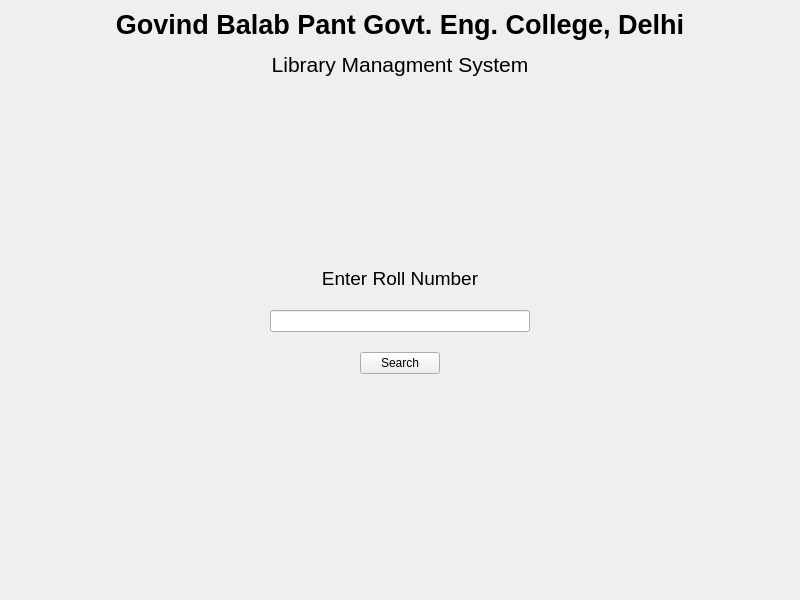
Before: the Qt Designer form ui/main.ui in itsManjeet/LibraryManagmentSystem, drawn with Qt 5.
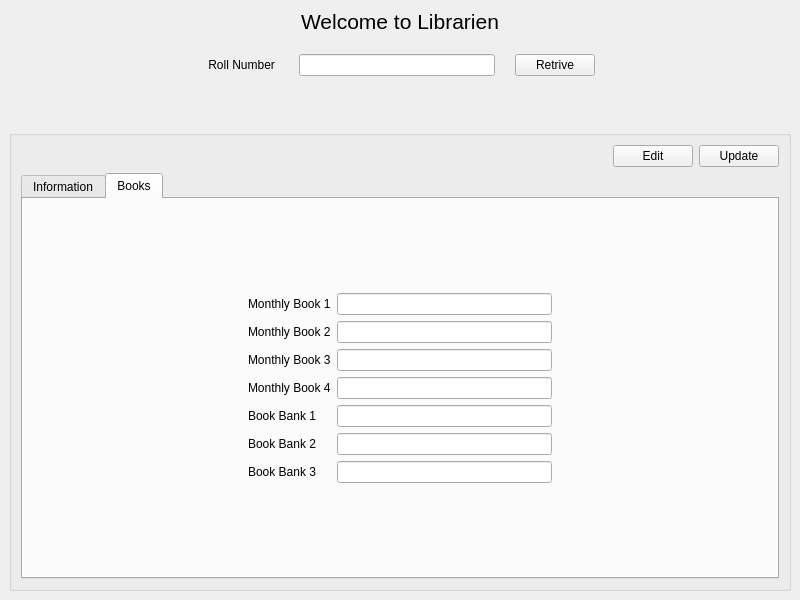
After: the same form once the commit is applied.

Commit message: Unified Interface

```diff
--- a/ui/main.ui
+++ b/ui/main.ui
@@ -19,39 +19,8 @@
      <number>20</number>
     </property>
     <item>
-     <widget class="QLabel" name="label">
-      <property name="text">
-       <string>&lt;html&gt;&lt;head/&gt;&lt;body&gt;&lt;p align=&quot;center&quot;&gt;&lt;span style=&quot;font-size:20pt; font-weight:600;&quot;&gt;Govind Balab Pant Govt. Eng. College, Delhi&lt;/span&gt;&lt;/p&gt;&lt;p  align=&quot;center&quot;&gt;&lt;span style=&quot; font-size:16pt;&quot;&gt;Library Managment System&lt;/span&gt;&lt;/p&gt;&lt;/body&gt;&lt;/html&gt;</string>
-      </property>
-     </widget>
-    </item>
-    <item>
-     <spacer name="verticalSpacer">
-      <property name="orientation">
-       <enum>Qt::Vertical</enum>
-      </property>
-      <property name="sizeHint" stdset="0">
-       <size>
-        <width>20</width>
-        <height>40</height>
-       </size>
-      </property>
-     </spacer>
-    </item>
-    <item>
-     <layout class="QHBoxLayout" name="horizontalLayout">
-      <item>
-       <widget class="QLabel" name="label_2">
-        <property name="text">
-         <string>&lt;html&gt;&lt;head/&gt;&lt;body&gt;&lt;p align=&quot;center&quot;&gt;&lt;span style=&quot; font-size:14pt;&quot;&gt;Enter Roll Number&lt;/span&gt;&lt;/p&gt;&lt;/body&gt;&lt;/html&gt;</string>
-        </property>
-       </widget>
-      </item>
-     </layout>
-    </item>
-    <item>
-     <layout class="QHBoxLayout" name="horizontalLayout_2">
-      <item>
+     <layout class="QGridLayout" name="gridLayout_2">
+      <item row="1" column="0">
        <spacer name="horizontalSpacer">
         <property name="orientation">
          <enum>Qt::Horizontal</enum>
@@ -64,14 +33,14 @@
         </property>
        </spacer>
       </item>
-      <item>
-       <widget class="QLineEdit" name="rollbox">
-        <property name="alignment">
-         <set>Qt::AlignCenter</set>
+      <item row="1" column="3">
+       <widget class="QPushButton" name="rtrivbtn">
+        <property name="text">
+         <string>Retrive</string>
         </property>
        </widget>
       </item>
-      <item>
+      <item row="1" column="4">
        <spacer name="horizontalSpacer_2">
         <property name="orientation">
          <enum>Qt::Horizontal</enum>
@@ -84,64 +53,317 @@
         </property>
        </spacer>
       </item>
-     </layout>
-    </item>
-    <item>
-     <layout class="QHBoxLayout" name="horizontalLayout_3">
-      <item>
-       <spacer name="horizontalSpacer_3">
-        <property name="orientation">
-         <enum>Qt::Horizontal</enum>
+      <item row="1" column="1">
+       <widget class="QLabel" name="label">
+        <property name="text">
+         <string> Roll Number </string>
         </property>
-        <property name="sizeHint" stdset="0">
-         <size>
-          <width>40</width>
-          <height>20</height>
-         </size>
+       </widget>
+      </item>
+      <item row="1" column="2">
+       <widget class="QLineEdit" name="rollbox">
+        <property name="alignment">
+         <set>Qt::AlignCenter</set>
         </property>
-       </spacer>
+       </widget>
       </item>
-      <item>
-       <widget class="QPushButton" name="searchbtn">
+      <item row="2" column="2">
+       <widget class="QLabel" name="errlbl">
         <property name="text">
-         <string>Search</string>
+         <string/>
         </property>
        </widget>
       </item>
-      <item>
-       <spacer name="horizontalSpacer_4">
-        <property name="orientation">
-         <enum>Qt::Horizontal</enum>
+      <item row="0" column="1" colspan="3">
+       <widget class="QLabel" name="label_3">
+        <property name="text">
+         <string>&lt;html&gt;&lt;head/&gt;&lt;body&gt;&lt;p&gt;&lt;span style=&quot; font-size:16pt;&quot;&gt;Welcome to Librarien&lt;/span&gt;&lt;/p&gt;&lt;/body&gt;&lt;/html&gt;</string>
         </property>
-        <property name="sizeHint" stdset="0">
-         <size>
-          <width>40</width>
-          <height>20</height>
-         </size>
+        <property name="alignment">
+         <set>Qt::AlignCenter</set>
         </property>
-       </spacer>
+       </widget>
       </item>
      </layout>
     </item>
     <item>
-     <widget class="QLabel" name="errlbl">
-      <property name="text">
-       <string>&lt;html&gt;&lt;head/&gt;&lt;body&gt;&lt;p&gt;&lt;br/&gt;&lt;/p&gt;&lt;/body&gt;&lt;/html&gt;</string>
-      </property>
-     </widget>
-    </item>
-    <item>
-     <spacer name="verticalSpacer_2">
-      <property name="orientation">
-       <enum>Qt::Vertical</enum>
-      </property>
-      <property name="sizeHint" stdset="0">
-       <size>
-        <width>20</width>
-        <height>40</height>
-       </size>
-      </property>
-     </spacer>
+     <layout class="QGridLayout" name="gridLayout">
+      <item row="0" column="0">
+       <widget class="QGroupBox" name="groupBox">
+        <property name="title">
+         <string/>
+        </property>
+        <layout class="QVBoxLayout" name="verticalLayout_2">
+         <item>
+          <layout class="QHBoxLayout" name="horizontalLayout">
+           <item>
+            <spacer name="horizontalSpacer_7">
+             <property name="orientation">
+              <enum>Qt::Horizontal</enum>
+             </property>
+             <property name="sizeHint" stdset="0">
+              <size>
+               <width>40</width>
+               <height>20</height>
+              </size>
+             </property>
+            </spacer>
+           </item>
+           <item>
+            <widget class="QPushButton" name="edit_btn">
+             <property name="text">
+              <string>Edit</string>
+             </property>
+            </widget>
+           </item>
+           <item>
+            <widget class="QPushButton" name="update_btn">
+             <property name="text">
+              <string>Update</string>
+             </property>
+            </widget>
+           </item>
+          </layout>
+         </item>
+         <item>
+          <widget class="QTabWidget" name="info">
+           <property name="currentIndex">
+            <number>1</number>
+           </property>
+           <widget class="QWidget" name="tab">
+            <attribute name="title">
+             <string>Information</string>
+            </attribute>
+            <layout class="QVBoxLayout" name="verticalLayout_3">
+             <item>
+              <layout class="QGridLayout" name="gridLayout_3">
+               <item row="0" column="0">
+                <spacer name="horizontalSpacer_3">
+                 <property name="orientation">
+                  <enum>Qt::Horizontal</enum>
+                 </property>
+                 <property name="sizeHint" stdset="0">
+                  <size>
+                   <width>40</width>
+                   <height>20</height>
+                  </size>
+                 </property>
+                </spacer>
+               </item>
+               <item row="1" column="1">
+                <widget class="QLabel" name="label_5">
+                 <property name="text">
+                  <string>Semester</string>
+                 </property>
+                </widget>
+               </item>
+               <item row="2" column="2">
+                <widget class="QLineEdit" name="finebox">
+                 <property name="readOnly">
+                  <bool>true</bool>
+                 </property>
+                </widget>
+               </item>
+               <item row="0" column="1">
+                <widget class="QLabel" name="label_4">
+                 <property name="text">
+                  <string>Name</string>
+                 </property>
+                </widget>
+               </item>
+               <item row="0" column="2">
+                <widget class="QLineEdit" name="namebox">
+                 <property name="readOnly">
+                  <bool>true</bool>
+                 </property>
+                </widget>
+               </item>
+               <item row="1" column="2">
+                <widget class="QLineEdit" name="sembox">
+                 <property name="readOnly">
+                  <bool>true</bool>
+                 </property>
+                </widget>
+               </item>
+               <item row="2" column="1">
+                <widget class="QLabel" name="label_6">
+                 <property name="text">
+                  <string>Fine</string>
+                 </property>
+                </widget>
+               </item>
+               <item row="3" column="1">
+                <widget class="QLabel" name="label_7">
+                 <property name="text">
+                  <string>Book Already Issued</string>
+                 </property>
+                </widget>
+               </item>
+               <item row="0" column="3">
+                <spacer name="horizontalSpacer_4">
+                 <property name="orientation">
+                  <enum>Qt::Horizontal</enum>
+                 </property>
+                 <property name="sizeHint" stdset="0">
+                  <size>
+                   <width>40</width>
+                   <height>20</height>
+                  </size>
+                 </property>
+                </spacer>
+               </item>
+               <item row="3" column="2">
+                <widget class="QLineEdit" name="bookcountbox">
+                 <property name="readOnly">
+                  <bool>true</bool>
+                 </property>
+                </widget>
+               </item>
+              </layout>
+             </item>
+            </layout>
+           </widget>
+           <widget class="QWidget" name="Books">
+            <attribute name="title">
+             <string>Books</string>
+            </attribute>
+            <layout class="QVBoxLayout" name="verticalLayout_4">
+             <item>
+              <layout class="QGridLayout" name="gridLayout_4">
+               <item row="3" column="1">
+                <widget class="QLabel" name="label_10">
+                 <property name="text">
+                  <string>Monthly Book 4</string>
+                 </property>
+                </widget>
+               </item>
+               <item row="0" column="2">
+                <widget class="QLineEdit" name="mbk1">
+                 <property name="readOnly">
+                  <bool>true</bool>
+                 </property>
+                </widget>
+               </item>
+               <item row="1" column="2">
+                <widget class="QLineEdit" name="mbk2">
+                 <property name="readOnly">
+                  <bool>true</bool>
+                 </property>
+                </widget>
+               </item>
+               <item row="2" column="2">
+                <widget class="QLineEdit" name="mbk3">
+                 <property name="readOnly">
+                  <bool>true</bool>
+                 </property>
+                </widget>
+               </item>
+               <item row="3" column="2">
+                <widget class="QLineEdit" name="mbk4">
+                 <property name="readOnly">
+                  <bool>true</bool>
+                 </property>
+                </widget>
+               </item>
+               <item row="6" column="1">
+                <widget class="QLabel" name="label_13">
+                 <property name="text">
+                  <string>Book Bank 3</string>
+                 </property>
+                </widget>
+               </item>
+               <item row="4" column="2">
+                <widget class="QLineEdit" name="bbk1">
+                 <property name="readOnly">
+                  <bool>true</bool>
+                 </property>
+                </widget>
+               </item>
+               <item row="5" column="1">
+                <widget class="QLabel" name="label_12">
+                 <property name="text">
+                  <string>Book Bank 2</string>
+                 </property>
+                </widget>
+               </item>
+               <item row="0" column="1">
+                <widget class="QLabel" name="label_2">
+                 <property name="text">
+                  <string>Monthly Book 1</string>
+                 </property>
+                </widget>
+               </item>
+               <item row="4" column="1">
+                <widget class="QLabel" name="label_11">
+                 <property name="text">
+                  <string>Book Bank 1</string>
+                 </property>
+                </widget>
+               </item>
+               <item row="2" column="1">
+                <widget class="QLabel" name="label_9">
+                 <property name="text">
+                  <string>Monthly Book 3</string>
+                 </property>
+                </widget>
+               </item>
+               <item row="5" column="2">
+                <widget class="QLineEdit" name="bbk2">
+                 <property name="readOnly">
+                  <bool>true</bool>
+                 </property>
+                </widget>
+               </item>
+               <item row="6" column="2">
+                <widget class="QLineEdit" name="bbk3">
+                 <property name="readOnly">
+                  <bool>true</bool>
+                 </property>
+                </widget>
+               </item>
+               <item row="1" column="4">
+                <spacer name="horizontalSpacer_6">
+                 <property name="orientation">
+                  <enum>Qt::Horizontal</enum>
+                 </property>
+                 <property name="sizeHint" stdset="0">
+                  <size>
+                   <width>40</width>
+                   <height>20</height>
+                  </size>
+                 </property>
+                </spacer>
+               </item>
+               <item row="1" column="1">
+                <widget class="QLabel" name="label_8">
+                 <property name="text">
+                  <string>Monthly Book 2</string>
+                 </property>
+                </widget>
+               </item>
+               <item row="1" column="0">
+                <spacer name="horizontalSpacer_5">
+                 <property name="orientation">
+                  <enum>Qt::Horizontal</enum>
+                 </property>
+                 <property name="sizeHint" stdset="0">
+                  <size>
+                   <width>40</width>
+                   <height>20</height>
+                  </size>
+                 </property>
+                </spacer>
+               </item>
+              </layout>
+             </item>
+            </layout>
+           </widget>
+          </widget>
+         </item>
+        </layout>
+       </widget>
+      </item>
+     </layout>
     </item>
    </layout>
   </widget>
```
